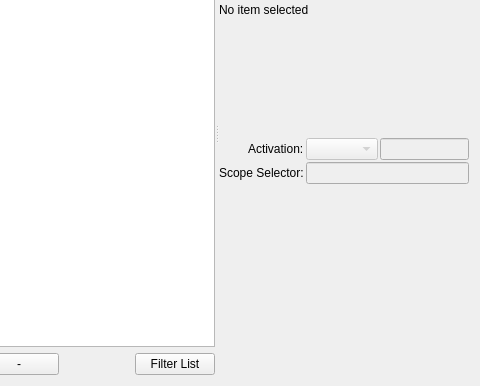
Qt form src/prymatex/gui/bundles/ui_files/editor.ui (prymatex/prymatex) before a commit; both pictures show x 114 to 594 and y 121 to 507 of the 594 by 507 pixel window.
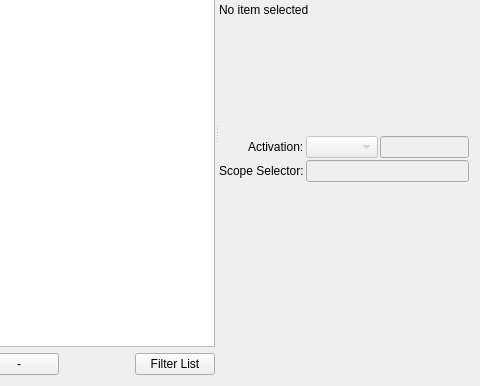
The same form after that commit.

```diff
--- a/src/prymatex/gui/bundles/ui_files/editor.ui
+++ b/src/prymatex/gui/bundles/ui_files/editor.ui
@@ -93,14 +93,14 @@
          <property name="verticalSpacing">
           <number>2</number>
          </property>
-         <item row="1" column="0">
+         <item row="0" column="0">
           <widget class="QLabel" name="labelActivation">
            <property name="text">
             <string>Activation:</string>
            </property>
           </widget>
          </item>
-         <item row="1" column="1">
+         <item row="0" column="1">
           <layout class="QHBoxLayout" name="activationLayout">
            <property name="spacing">
             <number>2</number>
@@ -121,14 +121,14 @@
            </item>
           </layout>
          </item>
-         <item row="2" column="0">
+         <item row="1" column="0">
           <widget class="QLabel" name="labelScopeSelector">
            <property name="text">
             <string>Scope Selector:</string>
            </property>
           </widget>
          </item>
-         <item row="2" column="1">
+         <item row="1" column="1">
           <widget class="QLineEdit" name="lineEditScope">
            <property name="enabled">
             <bool>false</bool>
```
Left out of the diff: 3 changed lines with no effect on the pictures.
